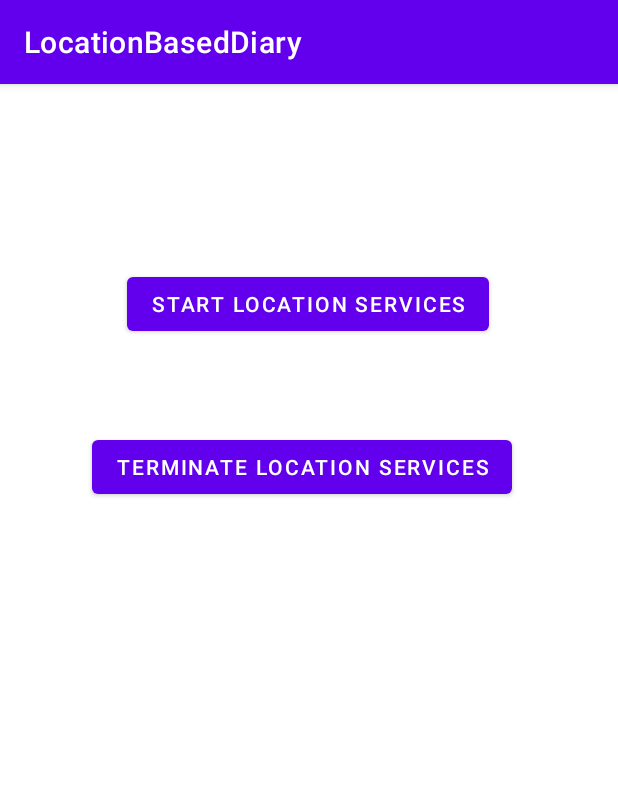
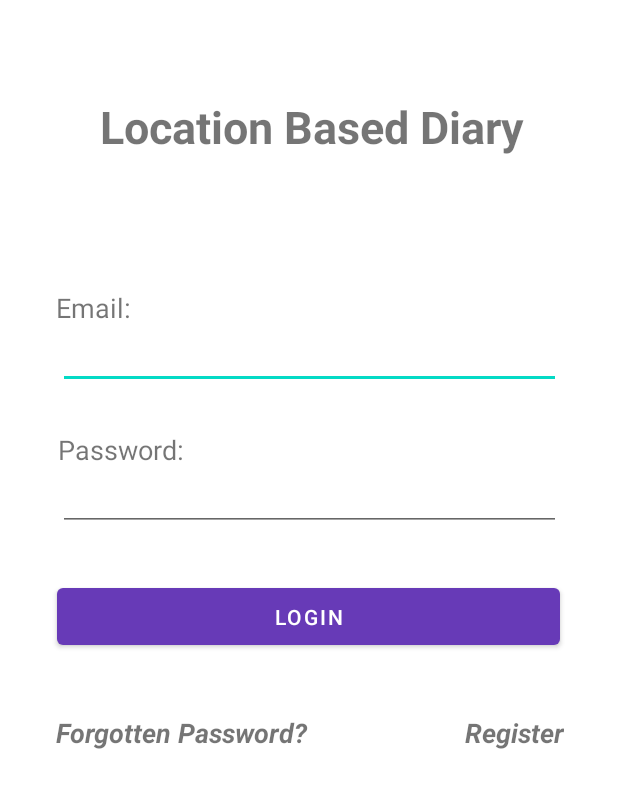
Before and after one commit to FuZaHGB/LocationBasedDiary, an Android app: the screen it shows after launch (MainActivity before the commit, LoginActivity after it), on a phone screen of 412 x 824 dp. Shown: the top 788 px of the screen. Run offline under Robolectric (Android 15) with nearby library versions, the phone set to English and light mode, and no system bars; our stand-ins replace Firebase (no records; nobody signed in at launch, a user with empty details on screens opened directly).

Commit message:
Added Firebase Auth + Login + Registration activities.

```diff
--- a/app/build.gradle
+++ b/app/build.gradle
@@ -1,5 +1,6 @@
 plugins {
     id 'com.android.application'
+    id 'com.google.gms.google-services'
 }
 
 android {
@@ -33,6 +34,8 @@ dependencies {
     implementation 'androidx.appcompat:appcompat:1.1.0'
     implementation 'com.google.android.material:material:1.1.0'
     implementation 'androidx.constraintlayout:constraintlayout:1.1.3'
+    implementation 'com.google.firebase:firebase-auth:19.2.0'
+    implementation 'com.google.firebase:firebase-database:19.6.0'
     testImplementation 'junit:junit:4.+'
     androidTestImplementation 'androidx.test.ext:junit:1.1.1'
     androidTestImplementation 'androidx.test.espresso:espresso-core:3.2.0'
--- /dev/null
+++ b/app/src/main/java/com/example/locationbaseddiary/LoginActivity.java
@@ -0,0 +1,109 @@
+package com.example.locationbaseddiary;
+
+import androidx.annotation.NonNull;
+import androidx.appcompat.app.AppCompatActivity;
+
+import android.content.Intent;
+import android.os.Bundle;
+import android.util.Log;
+import android.util.Patterns;
+import android.view.View;
+import android.widget.Button;
+import android.widget.EditText;
+import android.widget.TextView;
+import android.widget.Toast;
+
+import com.google.android.gms.tasks.OnCompleteListener;
+import com.google.android.gms.tasks.Task;
+import com.google.firebase.auth.AuthResult;
+import com.google.firebase.auth.FirebaseAuth;
+import com.google.firebase.auth.FirebaseUser;
+
+public class LoginActivity extends AppCompatActivity implements View.OnClickListener{
+
+    private static final String TAG = "Register";
+
+    private TextView btn_Register;
+    private EditText editTextEmail, editTextPassword;
+    private Button btn_Login;
+
+    private FirebaseAuth mAuth;
+
+    @Override
+    protected void onCreate(Bundle savedInstanceState) {
+        super.onCreate(savedInstanceState);
+        setContentView(R.layout.activity_login);
+
+        FirebaseUser user = FirebaseAuth.getInstance().getCurrentUser();
+        if (user != null) {
+            // User is signed in
+            // DEBUG Toast.makeText(this, "User is already signed in", Toast.LENGTH_SHORT).show();
+            startActivity(new Intent(LoginActivity.this, MainActivity.class));
+        } else {
+            // User is signed out
+            Log.d(TAG, "onAuthStateChanged:signed_out");
+        }
+
+        editTextEmail = (EditText) findViewById(R.id.editTextEmailAddress);
+        editTextPassword = (EditText) findViewById(R.id.editTextPassword);
+
+        btn_Register = (TextView) findViewById(R.id.register_textView);
+        btn_Register.setOnClickListener(this);
+
+        btn_Login = (Button) findViewById(R.id.btn_Login);
+        btn_Login.setOnClickListener(this);
+
+        mAuth = FirebaseAuth.getInstance();
+    }
+
+    @Override
+    public void onClick(View v) {
+        switch (v.getId()) {
+            case R.id.register_textView:
+                // User has pressed the 'Register' textView beneath the login button
+                startActivity(new Intent(this, RegisterActivity.class));
+                break;
+
+            case R.id.btn_Login:
+                // User has pressed the 'Login' button
+                loginUser();
+                break;
+        }
+    }
+
+    private void loginUser() {
+        String email = editTextEmail.getText().toString();
+        String password = editTextPassword.getText().toString();
+
+        // Email verification. Making sure field is not null + is correct email address format.
+        if (email.isEmpty() || !Patterns.EMAIL_ADDRESS.matcher(email).matches()) {
+            editTextEmail.setError("Please input a valid email address.");
+            editTextEmail.requestFocus();
+            return;
+        }
+
+        if (password.isEmpty() || password.length() < 8) {
+            editTextPassword.setError("Please input a valid Password with a minimum of 8 characters.");
+            editTextPassword.requestFocus();
+            return;
+        }
+
+        mAuth.signInWithEmailAndPassword(email, password).addOnCompleteListener(new OnCompleteListener<AuthResult>() {
+            @Override
+            public void onComplete(@NonNull Task<AuthResult> task) {
+
+                if (task.isSuccessful()) {
+                    startActivity(new Intent(LoginActivity.this, MainActivity.class));
+                }
+                else {
+                    Toast.makeText(LoginActivity.this, "Login attempt failed. Please try again!", Toast.LENGTH_SHORT).show();
+                    try {
+                        throw task.getException();
+                    } catch(Exception e) {
+                        Log.e(TAG, e.getMessage());
+                    }
+                }
+            }
+        });
+    }
+}
--- /dev/null
+++ b/app/src/main/res/layout/activity_login.xml
@@ -0,0 +1,134 @@
+<?xml version="1.0" encoding="utf-8"?>
+<androidx.constraintlayout.widget.ConstraintLayout xmlns:android="http://schemas.android.com/apk/res/android"
+    xmlns:app="http://schemas.android.com/apk/res-auto"
+    xmlns:tools="http://schemas.android.com/tools"
+    android:layout_width="match_parent"
+    android:layout_height="match_parent"
+    tools:context=".LoginActivity">
+
+    <TextView
+        android:id="@+id/LBD_Label_textView"
+        android:layout_width="wrap_content"
+        android:layout_height="wrap_content"
+        android:layout_marginStart="64dp"
+        android:layout_marginLeft="64dp"
+        android:layout_marginTop="64dp"
+        android:layout_marginEnd="60dp"
+        android:layout_marginRight="60dp"
+        android:password="false"
+        android:text="@string/LBDTitle"
+        android:textSize="30sp"
+        android:textStyle="bold"
+        app:layout_constraintEnd_toEndOf="parent"
+        app:layout_constraintStart_toStartOf="parent"
+        app:layout_constraintTop_toTopOf="parent" />
+
+    <TextView
+        android:id="@+id/enterEmail_Label_textView"
+        android:layout_width="wrap_content"
+        android:layout_height="wrap_content"
+        android:layout_marginStart="38dp"
+        android:layout_marginLeft="38dp"
+        android:layout_marginTop="88dp"
+        android:layout_marginEnd="325dp"
+        android:layout_marginRight="325dp"
+        android:text="@string/LoginLabel_email"
+        android:textSize="18sp"
+        app:layout_constraintBottom_toTopOf="@+id/editTextEmailAddress"
+        app:layout_constraintEnd_toEndOf="parent"
+        app:layout_constraintStart_toStartOf="parent"
+        app:layout_constraintTop_toBottomOf="@+id/LBD_Label_textView" />
+
+    <TextView
+        android:id="@+id/enterPassword_Label_textView"
+        android:layout_width="wrap_content"
+        android:layout_height="wrap_content"
+        android:layout_marginStart="38dp"
+        android:layout_marginLeft="38dp"
+        android:layout_marginTop="28dp"
+        android:layout_marginEnd="289dp"
+        android:layout_marginRight="289dp"
+        android:text="@string/LoginLabel_password"
+        android:textSize="18sp"
+        app:layout_constraintBottom_toTopOf="@+id/editTextPassword"
+        app:layout_constraintEnd_toEndOf="parent"
+        app:layout_constraintStart_toStartOf="parent"
+        app:layout_constraintTop_toBottomOf="@+id/editTextEmailAddress" />
+
+    <EditText
+        android:id="@+id/editTextEmailAddress"
+        android:layout_width="335dp"
+        android:layout_height="42dp"
+        android:layout_marginStart="38dp"
+        android:layout_marginLeft="38dp"
+        android:layout_marginEnd="38dp"
+        android:layout_marginRight="38dp"
+        android:autofillHints=""
+        android:ems="10"
+        android:inputType="textEmailAddress"
+        app:layout_constraintEnd_toEndOf="parent"
+        app:layout_constraintStart_toStartOf="parent"
+        app:layout_constraintTop_toBottomOf="@+id/enterEmail_Label_textView" />
+
+    <EditText
+        android:id="@+id/editTextPassword"
+        android:layout_width="335dp"
+        android:layout_height="42dp"
+        android:layout_marginStart="38dp"
+        android:layout_marginLeft="38dp"
+        android:layout_marginEnd="38dp"
+        android:layout_marginRight="38dp"
+        android:ems="10"
+        android:inputType="textPassword"
+        app:layout_constraintEnd_toEndOf="parent"
+        app:layout_constraintStart_toStartOf="parent"
+        app:layout_constraintTop_toBottomOf="@+id/enterPassword_Label_textView" />
+
+    <Button
+        android:id="@+id/btn_Login"
+        android:layout_width="335dp"
+        android:layout_height="50dp"
+        android:layout_marginStart="38dp"
+        android:layout_marginLeft="38dp"
+        android:layout_marginTop="32dp"
+        android:layout_marginEnd="38dp"
+        android:layout_marginRight="38dp"
+        android:text="@string/LoginLabel"
+        app:backgroundTint="#673AB7"
+        app:layout_constraintEnd_toEndOf="parent"
+        app:layout_constraintHorizontal_bias="0.0"
+        app:layout_constraintStart_toStartOf="parent"
+        app:layout_constraintTop_toBottomOf="@+id/editTextPassword" />
+
+    <TextView
+        android:id="@+id/forgottenPassword_textView"
+        android:layout_width="wrap_content"
+        android:layout_height="wrap_content"
+        android:layout_marginStart="38dp"
+        android:layout_marginLeft="38dp"
+        android:layout_marginTop="40dp"
+        android:layout_marginEnd="105dp"
+        android:layout_marginRight="105dp"
+        android:text="@string/LoginLabel_forgottenPassword"
+        android:textSize="18sp"
+        android:textStyle="bold|italic"
+        app:layout_constraintEnd_toStartOf="@+id/register_textView"
+        app:layout_constraintStart_toStartOf="parent"
+        app:layout_constraintTop_toBottomOf="@+id/btn_Login" />
+
+    <TextView
+        android:id="@+id/register_textView"
+        android:layout_width="wrap_content"
+        android:layout_height="wrap_content"
+        android:layout_marginTop="40dp"
+        android:layout_marginEnd="36dp"
+        android:layout_marginRight="36dp"
+        android:layout_marginBottom="228dp"
+        android:text="@string/LoginLabel_register"
+        android:textSize="18sp"
+        android:textStyle="bold|italic"
+        app:layout_constraintBottom_toBottomOf="parent"
+        app:layout_constraintEnd_toEndOf="parent"
+        app:layout_constraintTop_toBottomOf="@+id/btn_Login"
+        app:layout_constraintVertical_bias="0.0" />
+</androidx.constraintlayout.widget.ConstraintLayout>
--- a/app/src/main/res/values/strings.xml
+++ b/app/src/main/res/values/strings.xml
@@ -1,5 +1,11 @@
 <resources>
     <string name="app_name">LocationBasedDiary</string>
+    <string name="LBDTitle">Location Based Diary</string>
+    <string name="LoginLabel">Login</string>
+    <string name="LoginLabel_email">Email:</string>
+    <string name="LoginLabel_password">Password:</string>
+    <string name="LoginLabel_forgottenPassword">Forgotten Password?</string>
+    <string name="LoginLabel_register">Register</string>
     <string name="start_location_services">Start Location Services</string>
     <string name="terminate_location_services">Terminate Location Services</string>
 </resources>
--- a/app/src/main/res/values/themes.xml
+++ b/app/src/main/res/values/themes.xml
@@ -1,14 +1,14 @@
 <resources xmlns:tools="http://schemas.android.com/tools">
     <!-- Base application theme. -->
-    <style name="Theme.LocationBasedDiary" parent="Theme.MaterialComponents.DayNight.DarkActionBar">
+    <style name="Theme.LocationBasedDiary" parent="Theme.MaterialComponents.DayNight.NoActionBar">
         <!-- Primary brand color. -->
+        <item name="colorSecondary">@color/teal_200</item>
+        <item name="colorSecondaryVariant">@color/teal_700</item>
+        <item name="colorOnSecondary">@color/black</item>
+        <!-- Secondary brand color. -->
         <item name="colorPrimary">@color/purple_500</item>
         <item name="colorPrimaryVariant">@color/purple_700</item>
         <item name="colorOnPrimary">@color/white</item>
-        <!-- Secondary brand color. -->
-        <item name="colorSecondary">@color/teal_200</item>
-        <item name="colorSecondaryVariant">@color/teal_700</item>
-        <item name="colorOnSecondary">@color/black</item>
         <!-- Status bar color. -->
         <item name="android:statusBarColor" tools:targetApi="l">?attr/colorPrimaryVariant</item>
         <!-- Customize your theme here. -->
--- a/build.gradle
+++ b/build.gradle
@@ -6,6 +6,7 @@ buildscript {
     }
     dependencies {
         classpath "com.android.tools.build:gradle:4.1.1"
+        classpath 'com.google.gms:google-services:4.3.4'
 
         // NOTE: Do not place your application dependencies here; they belong
         // in the individual module build.gradle files
```
Also changed, not shown: app/src/main/AndroidManifest.xml (+9 -10 lines), app/src/main/java/com/example/locationbaseddiary/RegisterActivity.java (added, +119 -0 lines), app/src/main/res/layout/activity_register.xml (added, +100 -0 lines).
